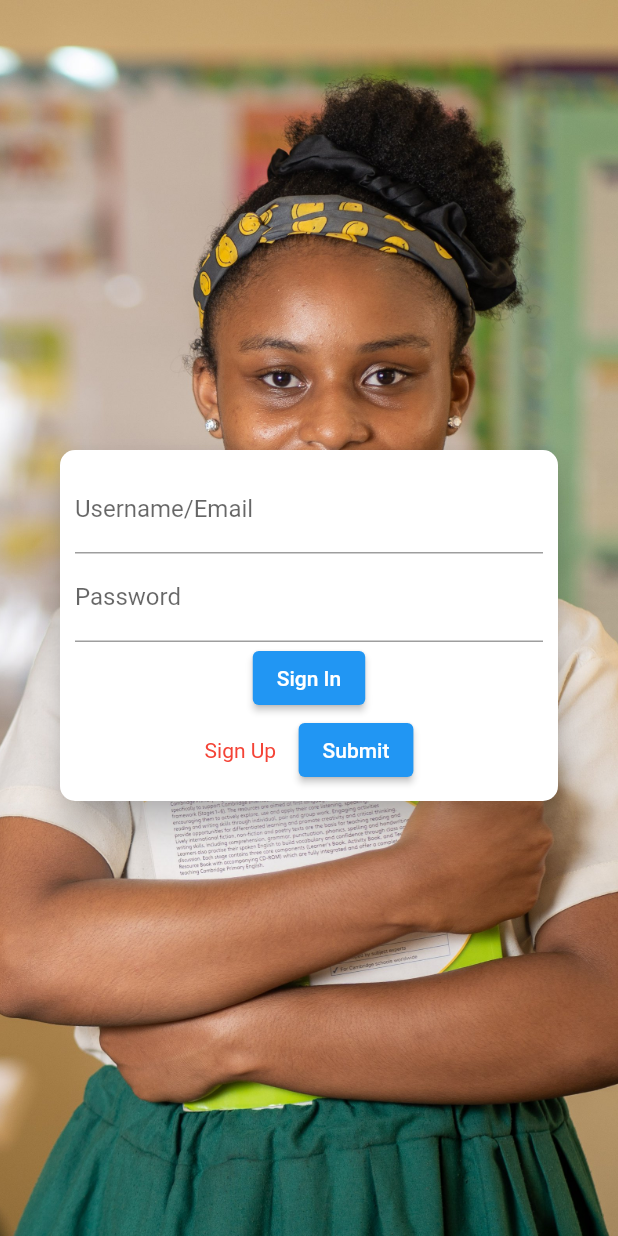
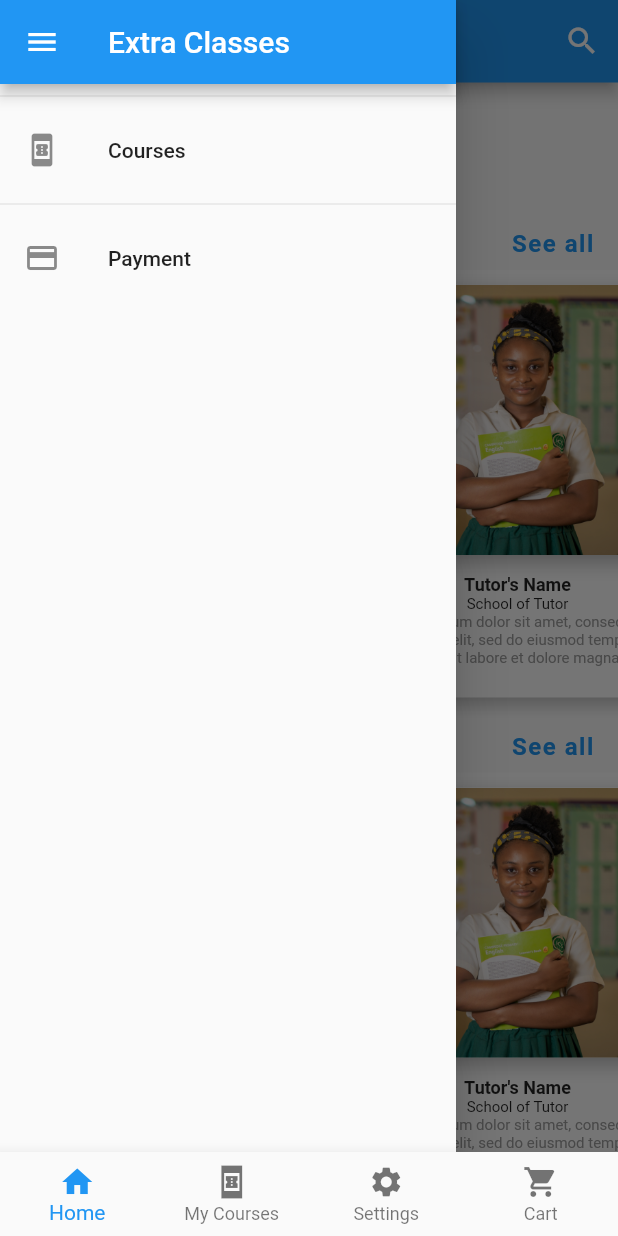
Before and after one commit to richieernesto/extra_classes, a Flutter app: the screen it shows after launch, with the side drawer open (before the commit the screen has no drawer), on a phone screen of 412 x 824 dp. Run offline on Flutter 3.47's test engine with Material 2 defaults, Android fonts, the light colour scheme and no system bars.

Commit message:
home interface

```diff
--- /dev/null
+++ b/lib/Models/courses_container.dart
@@ -0,0 +1,147 @@
+import 'package:flutter/material.dart';
+
+class CoursesContainer extends StatelessWidget {
+  const CoursesContainer({ Key? key }) : super(key: key);
+
+  @override
+  Widget build(BuildContext context) {
+    return Column(
+              children: <Widget>[
+                Padding(
+                  padding: const EdgeInsets.only(left:16.0,right:16.0,top:8.0,bottom:8.0),
+                  child: Row(
+                    mainAxisAlignment: MainAxisAlignment.spaceBetween,
+                    children: [
+                      Text(
+                        "Mathematics courses",
+                        style: TextStyle(
+                            fontSize: 16.0,
+                            fontWeight: FontWeight.bold,
+                            letterSpacing: 0.8),
+                      ),
+                      Text(
+                        "See all",
+                        style: TextStyle(
+                            fontSize: 16.0,
+                            fontWeight: FontWeight.bold,
+                            letterSpacing: 1.0,
+                            color: Theme.of(context).primaryColor),
+                      ),
+                    ],
+                  ),
+                ),
+                //first container for courses
+                Container(
+                  height: 300.0,
+                  color: Colors.white,
+                  child: ListView.builder(
+                      scrollDirection: Axis.horizontal,
+                      itemCount: 5,
+                      itemBuilder: (BuildContext context, int index) {
+                        //second parent container
+                        //the bottom text container
+                        return Container(
+                            margin: EdgeInsets.all(10.0),
+                            width: 210.0,
+                            color: Colors.white10,
+                            child: Stack(
+                              alignment: Alignment.topCenter,
+                              children: <Widget>[
+                                Positioned(
+                                  bottom: 5.0,
+                                  child: Container(
+                                    height: 120.0,
+                                    width: 200.0,
+                                    decoration: BoxDecoration(
+                                      color: Colors.white,
+                                    borderRadius: BorderRadius.circular(20.0),
+                                      boxShadow: [
+                                        BoxShadow(
+                                          color: Colors.black26,
+                                          offset: Offset(10.0, 5.0),
+                                          blurRadius: 10.0,
+                                        )
+                                      ]),
+                                    child: Padding(
+                                      padding: const EdgeInsets.all(8.0),
+                                      child: Column(
+
+                                        mainAxisAlignment:
+                                            MainAxisAlignment.end,
+                                        crossAxisAlignment:
+                                            CrossAxisAlignment.center,
+                                        children: [
+                                          Text(
+                                            "Tutor's Name",
+                                            style: TextStyle(
+                                                fontWeight: FontWeight.w600,
+                                                fontSize: 12.0),
+                                          ),
+                                          Text(
+                                            "School of Tutor",
+                                            style: TextStyle(
+                                              fontWeight: FontWeight.w400,
+                                              fontSize: 10.0,
+                                            ),
+                                          ),
+                                          Text(
+                                            "“Lorem ipsum dolor sit amet, consectetur adipiscing elit, sed do eiusmod tempor incididunt ut labore et dolore magna aliqua",
+                                            style: TextStyle(
+                                                fontSize: 10.0,
+                                                color: Colors.grey),
+                                          )
+                                        ],
+                                      ),
+                                    ),
+                                  ),
+                                ),
+                                Container(
+                                  decoration: BoxDecoration(
+                                      color: Colors.white,
+                                      borderRadius: BorderRadius.circular(20.0),
+                                      boxShadow: [
+                                        BoxShadow(
+                                          color: Colors.black26,
+                                          offset: Offset(10.0, 5.0),
+                                          blurRadius: 10.0,
+                                        )
+                                      ]),
+                                  child: Stack(
+                                    children: <Widget>[
+                                      ClipRRect(
+                                        borderRadius:
+                                            BorderRadius.circular(20.0),
+                                        child: Image(
+                                          height: 180,
+                                          width: 180,
+                                          image: AssetImage(
+                                              "lib/assets/img/bgimage.jpg"),
+                                          fit: BoxFit.cover,
+                                        ),
+                                      ),
+                                      //Price stated here
+                                      Positioned(
+                                        left: 10.0,
+                                        bottom: 10.0,
+                                       child: Column(
+                                          crossAxisAlignment: CrossAxisAlignment.start,
+                                          children: <Widget> [
+                                            Text("\$ Price",style: TextStyle(color:Colors.white,fontSize: 12.0)
+                                            ,),
+
+                                          ],
+                                        ),
+                                      )
+                                    ],
+                                  ),
+                                )
+                              ],
+                            ));
+                      }),
+                ),
+
+
+              ],
+            );
+  }
+}
--- /dev/null
+++ b/lib/Models/product.dart
@@ -0,0 +1,18 @@
+class ProductDetails{
+String ? thumbnail;
+String ? description;
+String ? price;
+String ? nametutor;
+String ? schoolOftutor;
+
+
+ProductDetails({
+  required this.thumbnail,
+  required this.description,
+   required this.price,
+  required this.nametutor,
+  required this.schoolOftutor,
+
+});
+
+}
--- a/lib/main.dart
+++ b/lib/main.dart
@@ -1,5 +1,9 @@
 import 'package:flutter/material.dart';
 import './screens/auth_screen.dart';
+import './screens/cart_screen.dart';
+import './screens/courses_screen.dart';
+import './screens/my_courses_screen.dart';
+import './widgets/bottom_nav_bar.dart';
 
 void main() {
   runApp(const MyApp());
@@ -12,12 +16,17 @@ class MyApp extends StatelessWidget {
   @override
   Widget build(BuildContext context) {
     return MaterialApp(
-      title: 'Flutter Demo',
+      title: 'Extra Classes',
       debugShowCheckedModeBanner: false,
       theme: ThemeData(
         primarySwatch: Colors.blue,
       ),
-      home: AuthScreen(),
+      home: (CustomBottomNavigator()),
+      routes: {
+        CartScreen.routeName: ((context) => CartScreen()),
+        CoursesScreen.routeName: ((context) => CoursesScreen()),
+        MyCoursesScreen.routeName: ((context) => MyCoursesScreen())
+      },
     );
   }
 }
--- /dev/null
+++ b/lib/screens/More_Info_Screen.dart
@@ -0,0 +1,38 @@
+
+
+import 'package:flutter/material.dart';
+
+class MoreInfoScreen extends StatefulWidget {
+  final AssetImage image;
+  MoreInfoScreen({required this.image});
+
+  @override
+  State<MoreInfoScreen> createState() => _MoreInfoScreenState();
+}
+
+class _MoreInfoScreenState extends State<MoreInfoScreen> {
+  @override
+  Widget build(BuildContext context) {
+    return Scaffold(
+      body: Column(children: <Widget>[
+        Container(
+          height: MediaQuery.of(context).size.width,
+          decoration: BoxDecoration(
+              borderRadius: BorderRadius.circular(30.0),
+              boxShadow: [
+                BoxShadow(
+                  color: Colors.black26,
+                  offset: Offset(0.0, 2.0),
+                  blurRadius: 6.0,
+                )
+              ]),
+          child: ClipRRect(borderRadius: BorderRadius.circular(30.0),
+          child: Image(image: AssetImage(widget.image.assetName),
+          fit: BoxFit.cover,
+            ),
+          ),
+        )
+      ]),
+    );
+  }
+}
--- /dev/null
+++ b/lib/screens/cart_screen.dart
@@ -0,0 +1,12 @@
+import 'package:flutter/material.dart';
+
+class CartScreen extends StatelessWidget {
+  static const routeName = "./cart_screen";
+
+  @override
+  Widget build(BuildContext context) {
+    return Scaffold(
+
+    );
+  }
+}
--- /dev/null
+++ b/lib/screens/courses_screen.dart
@@ -0,0 +1,185 @@
+import 'package:extra_classes/Models/courses_container.dart';
+import 'package:extra_classes/screens/More_Info_Screen.dart';
+import 'package:flutter/material.dart';
+import '../widgets/app_bar.dart';
+
+import '../widgets/app_bar_search.dart';
+
+//Home is courses_screen.dart
+class CoursesScreen extends StatelessWidget {
+  const CoursesScreen({Key? key}) : super(key: key);
+  static const routeName = "./courses_screen";
+
+  final String imageDirectory = "lib/assets/img/bgimage.jpg";
+
+  @override
+  Widget build(BuildContext context) {
+    return Scaffold(
+      appBar: const PreferredSize(
+          preferredSize: Size.fromHeight(55), child: CustomAppBar()),
+      drawer: MenuButton(),
+      body: SafeArea(
+        child: ListView(
+          padding: EdgeInsets.symmetric(vertical: 20.0),
+          children: <Widget>[
+            Padding(
+              padding: EdgeInsets.only(left: 20.0, right: 120.0),
+              child: Text("What would like to find?",
+                  style: TextStyle(
+                    fontSize: 30.0,
+                    fontWeight: FontWeight.bold,
+                  )),
+            ),
+            Column(
+              children: <Widget>[
+                Padding(
+                  padding: const EdgeInsets.only(left:16.0,right:16.0,top:8.0,bottom:8.0),
+                  child: Row(
+                    mainAxisAlignment: MainAxisAlignment.spaceBetween,
+                    children: [
+                      Text(
+                        "Mathematics courses",
+                        style: TextStyle(
+                            fontSize: 16.0,
+                            fontWeight: FontWeight.bold,
+                            letterSpacing: 0.8),
+                      ),
+                      Text(
+                        "See all",
+                        style: TextStyle(
+                            fontSize: 16.0,
+                            fontWeight: FontWeight.bold,
+                            letterSpacing: 1.0,
+                            color: Theme.of(context).primaryColor),
+                      ),
+                    ],
+                  ),
+                ),
+                //first container for courses
+                Container(
+                  height: 300.0,
+                  color: Colors.white,
+                  child: ListView.builder(
+                      scrollDirection: Axis.horizontal,
+                      itemCount: 5,
+                      itemBuilder: (BuildContext context, int index) {
+                        //second parent container
+                        //the bottom text container
+                        return GestureDetector(
+                          behavior: HitTestBehavior.translucent,
+                           onTap: ()=> Navigator.push(context, MaterialPageRoute(
+                             builder: (_)=> MoreInfoScreen(image: AssetImage(imageDirectory))
+
+                           )),
+                             child: Container(
+                              margin: EdgeInsets.all(10.0),
+                              width: 210.0,
+                              color: Colors.white10,
+                              child: Stack(
+                                alignment: Alignment.topCenter,
+                                children: <Widget>[
+                                  Positioned(
+                                    bottom: 5.0,
+                                    child: Container(
+                                      height: 120.0,
+                                      width: 200.0,
+                                      decoration: BoxDecoration(
+                                        color: Colors.white,
+                                      borderRadius: BorderRadius.circular(20.0),
+                                        boxShadow: [
+                                          BoxShadow(
+                                            color: Colors.black26,
+                                            offset: Offset(10.0, 5.0),
+                                            blurRadius: 10.0,
+                                          )
+                                        ]),
+                                      child: Padding(
+                                        padding: const EdgeInsets.all(8.0),
+                                        child: Column(
+
+                                          mainAxisAlignment:
+                                              MainAxisAlignment.end,
+                                          crossAxisAlignment:
+                                              CrossAxisAlignment.center,
+                                          children: [
+                                            Text(
+                                              "Tutor's Name",
+                                              style: TextStyle(
+                                                  fontWeight: FontWeight.w600,
+                                                  fontSize: 12.0),
+                                            ),
+                                            Text(
+                                              "School of Tutor",
+                                              style: TextStyle(
+                                                fontWeight: FontWeight.w400,
+                                                fontSize: 10.0,
+                                              ),
+                                            ),
+                                            Text(
+                                              "“Lorem ipsum dolor sit amet, consectetur adipiscing elit, sed do eiusmod tempor incididunt ut labore et dolore magna aliqua",
+                                              style: TextStyle(
+                                                  fontSize: 10.0,
+                                                  color: Colors.grey),
+                                            )
+                                          ],
+                                        ),
+                                      ),
+                                    ),
+                                  ),
+                                  Container(
+                                    decoration: BoxDecoration(
+                                        color: Colors.white,
+                                        borderRadius: BorderRadius.circular(20.0),
+                                        boxShadow: [
+                                          BoxShadow(
+                                            color: Colors.black26,
+                                            offset: Offset(10.0, 5.0),
+                                            blurRadius: 10.0,
+                                          )
+                                        ]),
+                                    child: Stack(
+                                      children: <Widget>[
+                                        ClipRRect(
+                                          borderRadius:
+                                              BorderRadius.circular(20.0),
+                                          child: Image(
+                                            height: 180,
+                                            width: 180,
+                                            image: AssetImage(
+                                                "lib/assets/img/bgimage.jpg"),
+                                            fit: BoxFit.cover,
+                                          ),
+                                        ),
+                                        //Price stated here
+                                        Positioned(
+                                          left: 10.0,
+                                          bottom: 10.0,
+                                         child: Column(
+                                            crossAxisAlignment: CrossAxisAlignment.start,
+                                            children: <Widget> [
+                                              Text("\$ Price",style: TextStyle(color:Colors.white,fontSize: 12.0)
+                                              ,),
+
+                                            ],
+                                          ),
+                                        )
+                                      ],
+                                    ),
+                                  )
+                                ],
+                              )),
+                        );
+                      }),
+                ),
+
+
+              ],
+            ),
+          CoursesContainer(),
+          ],
+        ),
+      ),
+      //bottomNavigationBar: BottomNav(),
+    );
+  }
+}
--- /dev/null
+++ b/lib/screens/my_courses_screen.dart
@@ -0,0 +1,43 @@
+import 'package:flutter/material.dart';
+import 'package:flutter/rendering.dart';
+import '../widgets/app_bar.dart';
+import '../screens/cart_screen.dart';
+// my courses my_courses_screen.dart
+class MyCoursesScreen extends StatelessWidget {
+  const MyCoursesScreen({Key? key}) : super(key: key);
+  static const routeName = "/my_courses_screen";
+
+  @override
+  Widget build(BuildContext context) {
+    return Scaffold(
+      appBar: AppBar(actions: [
+        IconButton(
+            onPressed: () {
+              Navigator.of(context).pushNamed(CartScreen.routeName);
+            },
+            icon: Icon(Icons.shopping_cart))
+      ]),
+      drawer: MenuButton(),
+      body:Container(
+         child: Column(
+          children: [
+            ListView(
+              scrollDirection:Axis.horizontal,
+              children: [
+                Container(
+                  color: Colors.blue,
+                  child:Column(children: [
+                    Container(
+                      color:Colors.red
+                    )
+                  ],)
+                )
+              ],
+            )
+
+        ],),
+      ),
+      //bottomNavigationBar: BottomNav(),
+    );
+  }
+}
--- /dev/null
+++ b/lib/screens/settings_screen.dart
@@ -0,0 +1,16 @@
+import 'package:flutter/material.dart';
+import '../widgets/app_bar_search.dart';
+import '../widgets/app_bar.dart';
+
+class SettingsScreen extends StatelessWidget {
+  const SettingsScreen({Key? key}) : super(key: key);
+
+  @override
+  Widget build(BuildContext context) {
+    return Scaffold(
+      appBar: PreferredSize(
+          preferredSize: const Size.fromHeight(55), child: CustomAppBar()),
+      drawer: MenuButton(),
+    );
+  }
+}
--- /dev/null
+++ b/lib/widgets/app_bar.dart
@@ -0,0 +1,30 @@
+import 'package:flutter/material.dart';
+
+class MenuButton extends StatelessWidget {
+  const MenuButton({Key? key}) : super(key: key);
+
+  @override
+  Widget build(BuildContext context) {
+    return Drawer(
+      child: Column(
+        children: [
+          AppBar(
+            title: Text("Extra Classes"),
+          ),
+          Divider(),
+          ListTile(
+            leading: Icon(Icons.book_online),
+            title: Text("Courses"),
+            onTap: () {},
+          ),
+          Divider(),
+          ListTile(
+            leading: Icon(Icons.payment),
+            title: Text("Payment"),
+            onTap: () {},
+          )
+        ],
+      ),
+    );
+  }
+}
--- /dev/null
+++ b/lib/widgets/app_bar_search.dart
@@ -0,0 +1,93 @@
+import 'package:flutter/material.dart';
+
+class CustomAppBar extends StatefulWidget {
+  const CustomAppBar({Key? key}) : super(key: key);
+
+  @override
+  State<CustomAppBar> createState() => _CustomAppBarState();
+}
+
+class _CustomAppBarState extends State<CustomAppBar> {
+  @override
+  Widget build(BuildContext context) {
+    return AppBar(
+      title: Text("Extra Classes"),
+      actions: [
+        IconButton(
+            onPressed: () {
+              showSearch(context: context, delegate: CustomSearchDelegate());
+            },
+            icon: Icon(Icons.search))
+      ],
+    );
+  }
+}
+
+class CustomSearchDelegate extends SearchDelegate {
+  List<String> searchItems = [
+    'Mathematics',
+    'English for Primary 6',
+    'Integrated Science for JHS 1',
+    'Social Studies for JHS 2',
+    "Ghanaian Language(Ga) for JHS 3"
+  ];
+  @override
+  List<Widget> buildActions(BuildContext context) {
+    return [
+      //For Clearing The Query
+      IconButton(
+          onPressed: () {
+            query = '';
+          },
+          icon: Icon(Icons.clear))
+    ];
+  }
+
+  //For Leaving the Search Bar
+  @override
+  Widget buildLeading(BuildContext context) {
+    return IconButton(
+        onPressed: () {
+          close(context, null);
+        },
+        icon: const Icon(Icons.arrow_back));
+  }
+
+  @override
+  Widget buildResults(BuildContext context) {
+    List<String> matchQuery = [];
+    //example of looping through list
+    for (var course in searchItems) {
+      if (course.toLowerCase().contains(query.toLowerCase())) {
+        matchQuery.add(course);
+      }
+    }
+    return ListView.builder(
+        itemBuilder: (context, index) {
+          var result = matchQuery[index];
+          return ListTile(
+            title: Text(result),
+          );
+        },
+        itemCount: matchQuery.length);
+  }
+
+  @override
+  Widget buildSuggestions(BuildContext context) {
+    List<String> matchQuery = [];
+    //example of looping through list
+    for (var course in searchItems) {
+      if (course.toLowerCase().contains(query.toLowerCase())) {
+        matchQuery.add(course);
+      }
+    }
+    return ListView.builder(
+        itemBuilder: (context, index) {
+          var result = matchQuery[index];
+          return ListTile(
+            title: Text(result),
+          );
+        },
+        itemCount: matchQuery.length);
+  }
+}
--- /dev/null
+++ b/lib/widgets/bottom_nav_bar.dart
@@ -0,0 +1,46 @@
+import 'package:flutter/material.dart';
+import '../screens/courses_screen.dart';
+import '../screens/my_courses_screen.dart';
+import '../screens/cart_screen.dart';
+import '../screens/settings_screen.dart';
+
+class CustomBottomNavigator extends StatefulWidget {
+  @override
+  State<CustomBottomNavigator> createState() => _CustomButtomNavigator();
+}
+
+class _CustomButtomNavigator extends State<CustomBottomNavigator> {
+  int _currentIndex = 0;
+  final List<Widget> _children = [
+    CoursesScreen(),
+    MyCoursesScreen(),
+    SettingsScreen(),
+    CartScreen()
+  ];
+  void _onItemTapped(int index) {
+    setState(() {
+      _currentIndex = index;
+    });
+  }
+
+  @override
+  Widget build(BuildContext context) {
+    return Scaffold(
+      body: _children[_currentIndex],
+      bottomNavigationBar: BottomNavigationBar(
+          type: BottomNavigationBarType.fixed,
+          items: <BottomNavigationBarItem>[
+            BottomNavigationBarItem(icon: Icon(Icons.home), label: "Home"),
+            BottomNavigationBarItem(
+                icon: Icon(Icons.book_online_sharp), label: "My Courses"),
+            BottomNavigationBarItem(
+                icon: Icon(Icons.settings), label: "Settings"),
+            BottomNavigationBarItem(
+                icon: Icon(Icons.shopping_cart), label: "Cart"),
+          ],
+          currentIndex: _currentIndex,
+          selectedItemColor: Colors.blue,
+          onTap: _onItemTapped),
+    );
+  }
+}
--- a/pubspec.yaml
+++ b/pubspec.yaml
@@ -34,6 +34,7 @@ dependencies:
   # The following adds the Cupertino Icons font to your application.
   # Use with the CupertinoIcons class for iOS style icons.
   cupertino_icons: ^1.0.2
+  http: ^0.13.4
 
 dev_dependencies:
   flutter_test:
```
Also changed, not shown: pubspec.lock.
